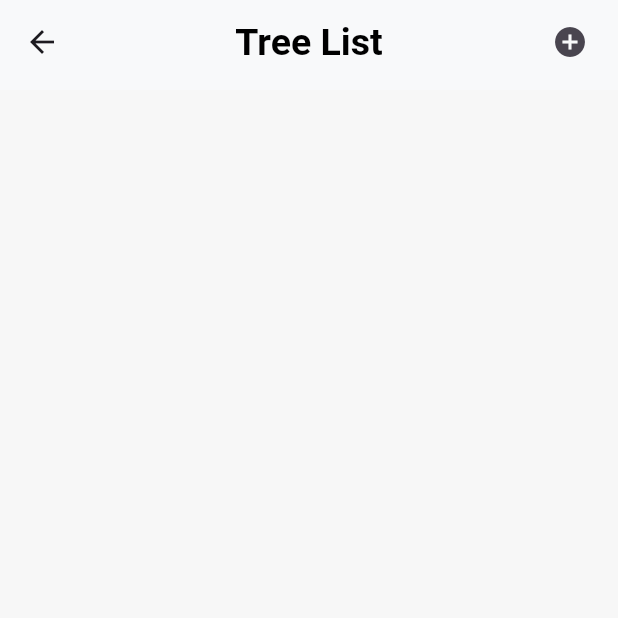
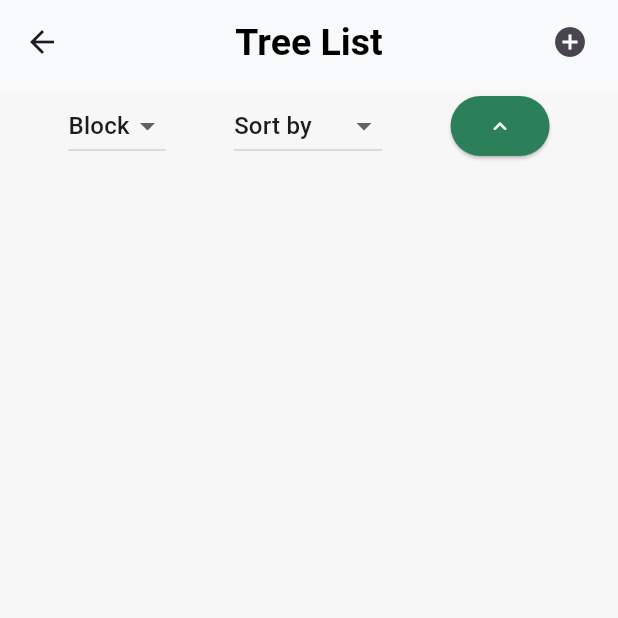
Before and after one commit to paperjean/iLadang, a Flutter app: the TreeList screen opened by its route, on a phone screen of 412 x 824 dp, the top half of it. Run offline on Flutter 3.47's test engine with Material 3 defaults, Android fonts, the phone set to English and light mode, and no system bars; our stand-ins replace fl_chart, geolocator, google_maps_flutter, location, supabase_flutter; accounts and stored records are empty.

Commit message:
Sorting and filtering list of trees

```diff
--- a/lib/pages/management/tree/tree_list.dart
+++ b/lib/pages/management/tree/tree_list.dart
@@ -1,4 +1,5 @@
 import 'package:flutter/material.dart';
+import 'package:flutter/rendering.dart';
 import 'package:sawitcare_app/main.dart';
 import 'package:sawitcare_app/pages/management/tree/tree_list_widget.dart';
 import 'package:sawitcare_app/pages/management/tree/tree_screen.dart';
@@ -14,6 +15,12 @@ class TreeList extends StatefulWidget {
 class _TreeListState extends State<TreeList> {
   List? _treeList;
   bool _isLoading = true; // Initialize as true to show loading initially
+  List? _originalTreeList; // Store original unfiltered list
+  bool _sortByDescending = true; // Added for sorting
+  bool _filterByBlock = false; // Added for filtering
+  String _selectedBlock = 'Block'; // Added for filtering
+  String _selectedSortOption = 'Sort by'; // Added for sorting
+  List<String> _blockTypes = ['Block']; // Initialize with 'Block'
 
   @override
   void initState() {
@@ -45,20 +52,79 @@ class _TreeListState extends State<TreeList> {
           ],
         ),
       ),
-      body: _isLoading
+      body: Column(
+        children: [
+          // Sorting and Filtering Widgets
+          Row(
+            mainAxisAlignment: MainAxisAlignment.spaceEvenly,
+            children: [
+              DropdownButton<String>(
+                value: _selectedBlock, // Default value
+                onChanged: (String? newValue) {
+                  if (newValue != null) {
+                    setState(() {
+                      _selectedBlock =
+                          newValue; // Update selected sorting option
+                      _filterTreeListByBlock(newValue);
+                    });
+                  }
+                },
+                items:
+                    _blockTypes.map<DropdownMenuItem<String>>((String value) {
+                  return DropdownMenuItem<String>(
+                    value: value,
+                    child: Text('$value'),
+                  );
+                }).toList(),
+              ),
+              DropdownButton<String>(
+                value: _selectedSortOption, // Default value
+                onChanged: (String? newValue) {
+                  if (newValue != null) {
+                    setState(() {
+                      _selectedSortOption =
+                          newValue; // Update selected sorting option
+                    });
+                  }
+                },
+                items: <String>['Sort by', 'Harvested', 'Pruned', 'Fertilized']
+                    .map<DropdownMenuItem<String>>((String value) {
+                  return DropdownMenuItem<String>(
+                    value: value,
+                    child: Text('$value'),
+                  );
+                }).toList(),
+              ),
+              ElevatedButton(
+                onPressed: () {
+                  setState(() {
+                    _sortByDescending = !_sortByDescending;
+                    _sortTreeList(_selectedSortOption);
+                  });
+                },
+                child: Row(
+                  children: [
+                    _sortByDescending
+                        ? const Icon(Icons
+                            .keyboard_arrow_up_rounded) // Icon for descending order
+                        : const Icon(Icons
+                            .keyboard_arrow_down_rounded), // Icon for ascending order
+                  ],
+                ),
+              ),
+            ],
+          ),
+          Expanded(
+            child: _isLoading
                 ? const Center(
                     child: CircularProgressIndicator(),
                   )
                 : Center(
-              child: ListView.separated(
-                separatorBuilder: (context, index) => const Divider(
-                  height: 1, // Adjust separator height as needed
-                  color: Color.fromARGB(
-                      255, 218, 218, 218), // Customize separator color
-                ),
+                    child: ListView.builder(
                       itemCount: _treeList?.length ?? 0,
                       itemBuilder: (context, index) {
                         return Container(
+                          margin: const EdgeInsets.all(5),
                           decoration: (BoxDecoration(
                             color: Colors.white,
                             borderRadius: BorderRadius.circular(10),
@@ -76,7 +142,54 @@ class _TreeListState extends State<TreeList> {
                       },
                     ),
                   ),
+          ),
+        ],
+      ),
     );
+  }
+
+  void _sortTreeList(String? sortOption) {
+    if (_sortByDescending) {
+      _treeList?.sort((a, b) {
+        // Handle null values by putting them at the bottom
+        if (a['days$sortOption'] == null && b['days$sortOption'] == null) {
+          return 0;
+        } else if (a['days$sortOption'] == null) {
+          return 1;
+        } else if (b['days$sortOption'] == null) {
+          return -1;
+        } else {
+          return b['days$sortOption'].compareTo(a['days$sortOption']);
+        }
+      });
+    } else {
+      _treeList?.sort((a, b) {
+        // Handle null values by putting them at the bottom
+        if (a['days$sortOption'] == null && b['days$sortOption'] == null) {
+          return 0;
+        } else if (a['days$sortOption'] == null) {
+          return 1;
+        } else if (b['days$sortOption'] == null) {
+          return -1;
+        } else {
+          return a['days$sortOption'].compareTo(b['days$sortOption']);
+        }
+      });
+    }
+  }
+
+  void _filterTreeListByBlock(String blockType) {
+    setState(() {
+      if (blockType == 'Block') {
+        // If 'Block' is selected, show all trees
+        _treeList = _originalTreeList;
+      } else {
+        // Filter the tree list to contain only trees with the selected block type
+        _treeList = _originalTreeList
+            ?.where((tree) => tree['block'] == blockType)
+            .toList();
+      }
+    });
   }
 
   Future<void> _fetchTreeList() async {
@@ -87,7 +200,18 @@ class _TreeListState extends State<TreeList> {
       final data = await fetchTreeList(); // Call the service function
       setState(() {
         _treeList = data ?? []; // Assign fetched data to _treeList
-        _isLoading = false; // Set loading to false after fetching
+        _blockTypes = ['Block']; // Reset the list before updating
+        _originalTreeList = data ?? []; // Store the original unfiltered list
+        // Extract unique block types
+        _treeList?.forEach((tree) {
+          if (!_blockTypes.contains(tree['block'].toString())) {
+            _blockTypes.add(tree['block'].toString());
+          }
+        });
+        // Sort the tree list immediately after fetching
+        _sortTreeList(_selectedSortOption);
+        _isLoading = false;
+        // Set loading to false after fetching
       });
       print(_treeList);
     } catch (e) {
```
Also changed, not shown: lib/pages/management/tree/tree_list_widget.dart (+8 -20 lines). Lines whose indentation alone changed are shown as unchanged.
